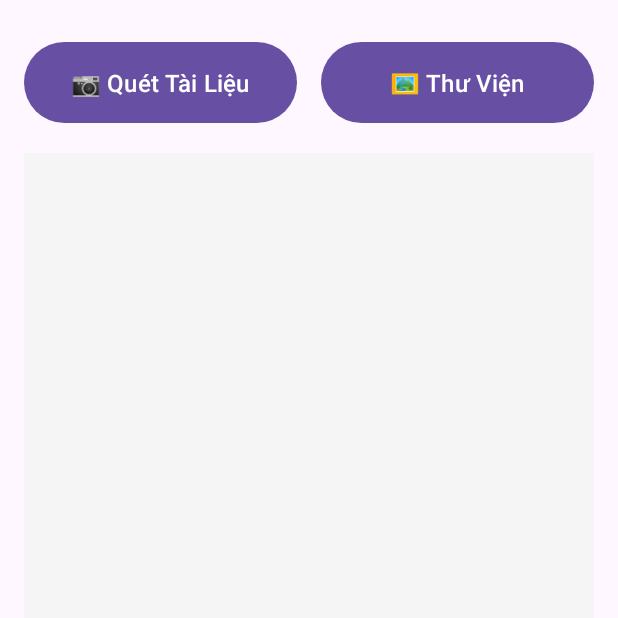
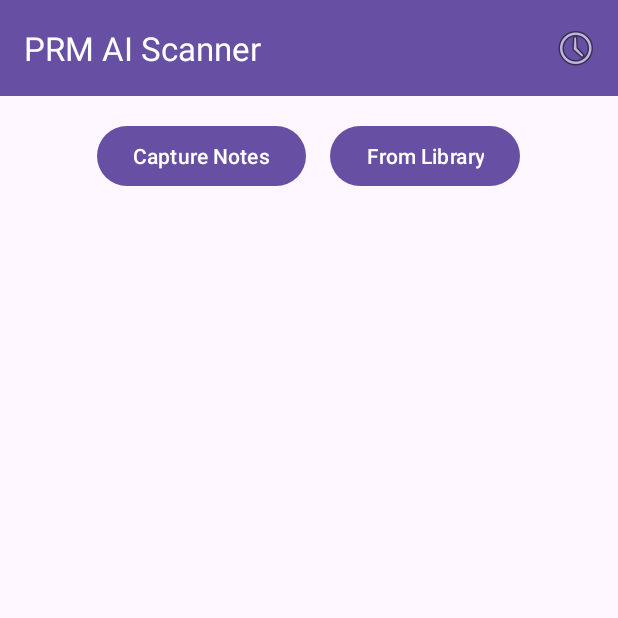
Before and after one commit to PTan2505/PRM_DOCUMENT_SUMMARY, an Android app: the MainActivity screen opened directly, with no data from a screen before it, on a phone screen of 412 x 824 dp, the top half of it. Run offline under Robolectric (Android 15) with nearby library versions, the phone set to English and light mode, and no system bars.

Commit message:
feat: Add Toolbar and Refactor Main Activity Layout
This commit introduces a Toolbar to the main screen for better user interface structure and refactors the layout for improved clarity and organization.

- **UI Layout (`activity_main.xml`):**
    - Adds an `AppBarLayout` with a `Toolbar` at the top of the main screen, displaying the title "PRM AI Scanner".
    - Replaces the separate "Quét Tài Liệu" and "Thư Viện" buttons with a `LinearLayout` container.
    - Renames button IDs to `captureButton` and `selectFromGalleryButton` for clarity.
    - Updates button text from Vietnamese to English ("Capture Notes", "From Library", "Extract Text").
    - Simplifies layout constraints and styling for a cleaner look.

- **Core Activity (`MainActivity.java`):**
    - Initializes and sets the newly added `Toolbar` as the support action bar.

```diff
--- a/app/src/main/java/com/example/prm_ai/MainActivity.java
+++ b/app/src/main/java/com/example/prm_ai/MainActivity.java
@@ -19,6 +19,7 @@ import android.widget.Toast;
 import androidx.annotation.NonNull;
 import androidx.annotation.Nullable;
 import androidx.appcompat.app.AppCompatActivity;
+import androidx.appcompat.widget.Toolbar;
 import androidx.core.app.ActivityCompat;
 import androidx.core.content.ContextCompat;
 import androidx.core.content.FileProvider;
@@ -42,6 +43,10 @@ public class MainActivity extends AppCompatActivity {
     protected void onCreate(Bundle savedInstanceState) {
         super.onCreate(savedInstanceState);
         setContentView(R.layout.activity_main);
+
+        // ✅ Thiết lập Toolbar
+        Toolbar toolbar = findViewById(R.id.toolbar);
+        setSupportActionBar(toolbar);
 
         userId = getIntent().getIntExtra("USER_ID", -1);
 
--- a/app/src/main/res/layout/activity_main.xml
+++ b/app/src/main/res/layout/activity_main.xml
@@ -7,64 +7,68 @@
     android:layout_height="match_parent"
     tools:context=".MainActivity">
 
-    <!-- Nút Quét Tài Liệu -->
-    <Button
-        android:id="@+id/captureButton"
-        android:layout_width="0dp"
+    <com.google.android.material.appbar.AppBarLayout
+        android:id="@+id/appBarLayout"
+        android:layout_width="match_parent"
         android:layout_height="wrap_content"
-        android:text="📷 Quét Tài Liệu"
-        android:textSize="16sp"
-        android:padding="16dp"
-        app:layout_constraintTop_toTopOf="parent"
-        app:layout_constraintStart_toStartOf="parent"
-        app:layout_constraintEnd_toStartOf="@+id/galleryButton"
-        android:layout_marginTop="24dp"
-        android:layout_marginStart="16dp"
-        android:layout_marginEnd="8dp"/>
+        app:layout_constraintTop_toTopOf="parent">
 
-    <!-- ✅ Nút Chọn Từ Thư Viện -->
-    <Button
-        android:id="@+id/galleryButton"
-        android:layout_width="0dp"
+        <androidx.appcompat.widget.Toolbar
+            android:id="@+id/toolbar"
+            android:layout_width="match_parent"
+            android:layout_height="?attr/actionBarSize"
+            android:background="?attr/colorPrimary"
+            app:title="PRM AI Scanner"
+            app:titleTextColor="@android:color/white" />
+
+    </com.google.android.material.appbar.AppBarLayout>
+
+    <!-- ✅ Container cho các nút hành động -->
+    <LinearLayout
+        android:id="@+id/buttonContainer"
+        android:layout_width="match_parent"
         android:layout_height="wrap_content"
-        android:text="🖼️ Thư Viện"
-        android:textSize="16sp"
-        android:padding="16dp"
-        app:layout_constraintTop_toTopOf="parent"
-        app:layout_constraintStart_toEndOf="@+id/captureButton"
-        app:layout_constraintEnd_toEndOf="parent"
-        android:layout_marginTop="24dp"
-        android:layout_marginStart="8dp"
-        android:layout_marginEnd="16dp"/>
+        android:orientation="horizontal"
+        android:gravity="center"
+        android:layout_marginTop="16dp"
+        app:layout_constraintTop_toBottomOf="@id/appBarLayout">
 
-    <!-- Hiển thị ảnh -->
+        <Button
+            android:id="@+id/captureButton"
+            android:layout_width="wrap_content"
+            android:layout_height="wrap_content"
+            android:text="Capture Notes"
+            android:layout_marginEnd="8dp"/>
+
+        <Button
+            android:id="@+id/selectFromGalleryButton"
+            android:layout_width="wrap_content"
+            android:layout_height="wrap_content"
+            android:text="From Library"
+            android:layout_marginStart="8dp"/>
+
+    </LinearLayout>
+
     <ImageView
         android:id="@+id/imageView"
         android:layout_width="0dp"
         android:layout_height="0dp"
-        app:layout_constraintTop_toBottomOf="@id/captureButton"
+        app:layout_constraintTop_toBottomOf="@id/buttonContainer"
         app:layout_constraintStart_toStartOf="parent"
         app:layout_constraintEnd_toEndOf="parent"
         app:layout_constraintBottom_toTopOf="@+id/extractButton"
         android:layout_margin="16dp"
-        android:scaleType="centerInside"
-        android:background="#F5F5F5"
-        android:contentDescription="Scanned Document" />
+        android:contentDescription="Captured Image" />
 
-    <!-- Nút Phân Tích -->
     <Button
         android:id="@+id/extractButton"
-        android:layout_width="0dp"
+        android:layout_width="wrap_content"
         android:layout_height="wrap_content"
-        android:text="🔍 Phân Tích Tài Liệu"
-        android:textSize="16sp"
-        android:padding="16dp"
+        android:text="Extract Text"
         app:layout_constraintBottom_toBottomOf="parent"
         app:layout_constraintStart_toStartOf="parent"
         app:layout_constraintEnd_toEndOf="parent"
-        android:layout_marginStart="32dp"
-        android:layout_marginEnd="32dp"
-        android:layout_marginBottom="24dp"
+        android:layout_marginBottom="16dp"
         android:visibility="gone"/>
 
 </androidx.constraintlayout.widget.ConstraintLayout>
```
